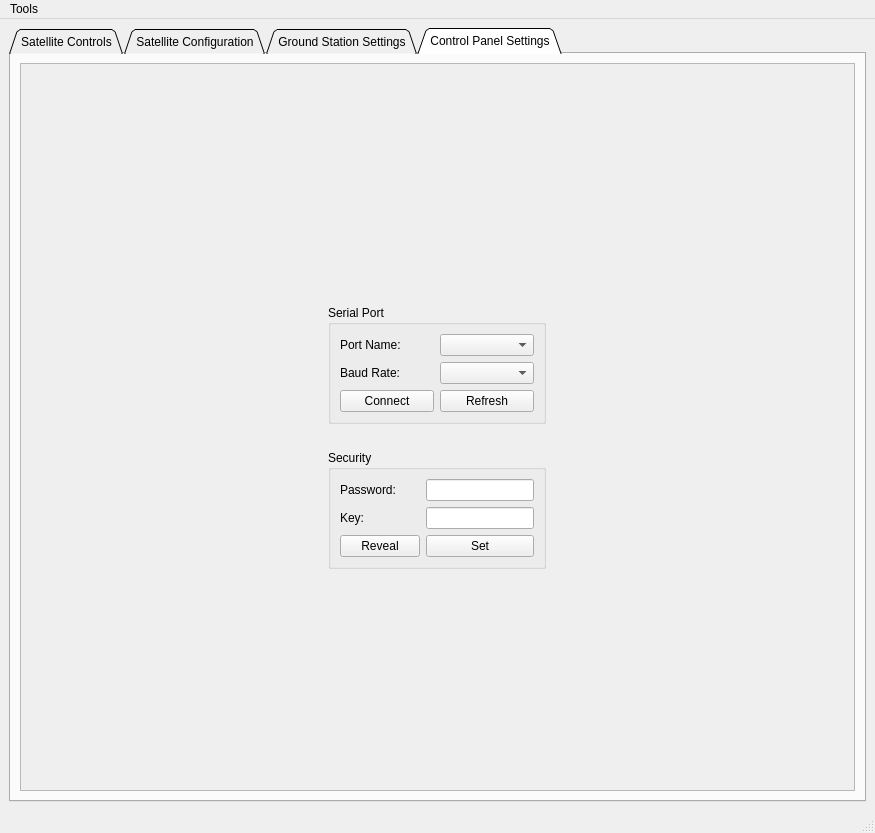
This is FOSSAGSCP/mainwindow.ui in FOSSASystems/FOSSA-GroundStationControlPanel as Qt 5 draws it before an edit. The edited form follows.
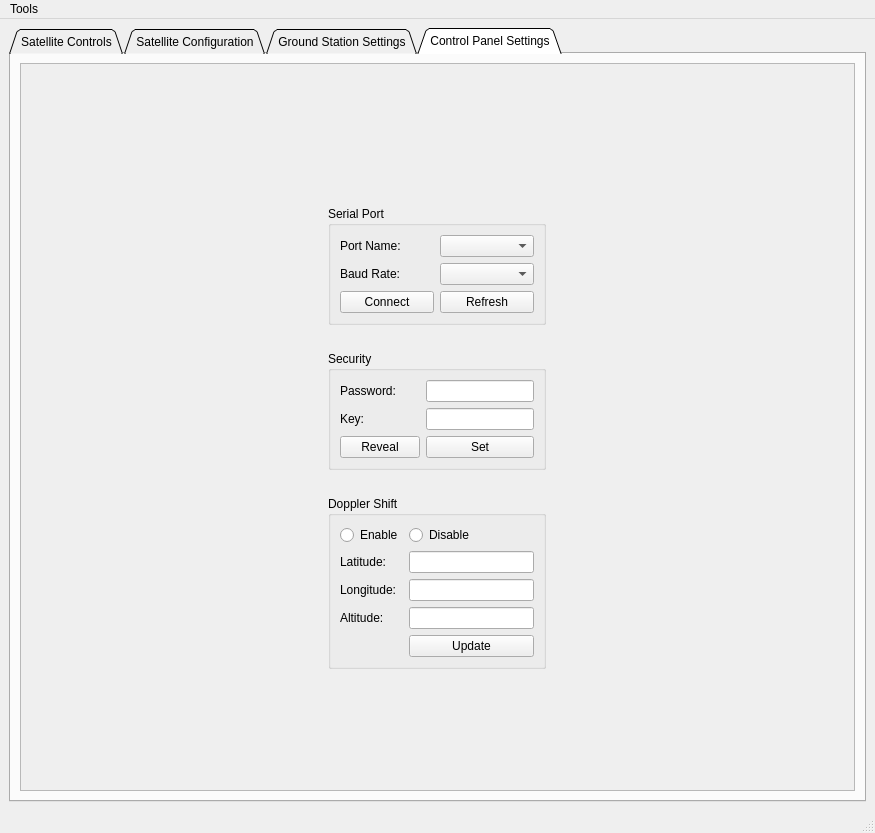
This is the edited form. The open tabs and pages were chosen to show the change.

Commit message: added the satellite tracking code to the ground station control panel

Patch:
```diff
--- a/FOSSAGSCP/mainwindow.ui
+++ b/FOSSAGSCP/mainwindow.ui
@@ -2350,9 +2350,9 @@
            <property name="geometry">
             <rect>
              <x>270</x>
-             <y>189</y>
+             <y>81</y>
              <width>283</width>
-             <height>335</height>
+             <height>551</height>
             </rect>
            </property>
            <property name="sizePolicy">
@@ -2492,6 +2492,98 @@
               </property>
              </spacer>
             </item>
+            <item row="2" column="0">
+             <spacer name="horizontalSpacer_20">
+              <property name="orientation">
+               <enum>Qt::Horizontal</enum>
+              </property>
+              <property name="sizeHint" stdset="0">
+               <size>
+                <width>40</width>
+                <height>20</height>
+               </size>
+              </property>
+             </spacer>
+            </item>
+            <item row="4" column="0">
+             <spacer name="horizontalSpacer_21">
+              <property name="orientation">
+               <enum>Qt::Horizontal</enum>
+              </property>
+              <property name="sizeHint" stdset="0">
+               <size>
+                <width>40</width>
+                <height>20</height>
+               </size>
+              </property>
+             </spacer>
+            </item>
+            <item row="5" column="0">
+             <widget class="QGroupBox" name="groupBox_20">
+              <property name="title">
+               <string>Doppler Shift</string>
+              </property>
+              <layout class="QGridLayout" name="gridLayout_39">
+               <item row="0" column="0">
+                <widget class="QRadioButton" name="ControlPanelSettings_Doppler_Shift_Enable_RadioButton">
+                 <property name="text">
+                  <string>Enable</string>
+                 </property>
+                 <attribute name="buttonGroup">
+                  <string notr="true">dopplerShiftEnableDisableRadioButtonGroup</string>
+                 </attribute>
+                </widget>
+               </item>
+               <item row="2" column="0">
+                <widget class="QLabel" name="label_78">
+                 <property name="text">
+                  <string>Longitude:</string>
+                 </property>
+                </widget>
+               </item>
+               <item row="1" column="0">
+                <widget class="QLabel" name="label_15">
+                 <property name="text">
+                  <string>Latitude:</string>
+                 </property>
+                </widget>
+               </item>
+               <item row="3" column="0">
+                <widget class="QLabel" name="label_81">
+                 <property name="text">
+                  <string>Altitude:</string>
+                 </property>
+                </widget>
+               </item>
+               <item row="2" column="1">
+                <widget class="QLineEdit" name="ControlPanelSettings_Doppler_Shift_Longitude_LineEdit"/>
+               </item>
+               <item row="3" column="1">
+                <widget class="QLineEdit" name="ControlPanelSettings_Doppler_Shift_Altitude_LineEdit"/>
+               </item>
+               <item row="1" column="1">
+                <widget class="QLineEdit" name="ControlPanelSettings_Doppler_Shift_Latitude_LineEdit"/>
+               </item>
+               <item row="0" column="1">
+                <widget class="QRadioButton" name="ControlPanelSettings_Doppler_Shift_Disable_RadioButton">
+                 <property name="text">
+                  <string>Disable</string>
+                 </property>
+                 <attribute name="buttonGroup">
+                  <string notr="true">dopplerShiftEnableDisableRadioButtonGroup</string>
+                 </attribute>
+                </widget>
+               </item>
+               <item row="4" column="1">
+                <widget class="QPushButton" name="pushButton">
+                 <property name="text">
+                  <string>Update</string>
+                 </property>
+                </widget>
+               </item>
+              </layout>
+             </widget>
+            </item>
            </layout>
           </widget>
          </widget>
```
Left out of the diff: 134 changed lines with no effect on the pictures. The commit also changes 127 other files.
